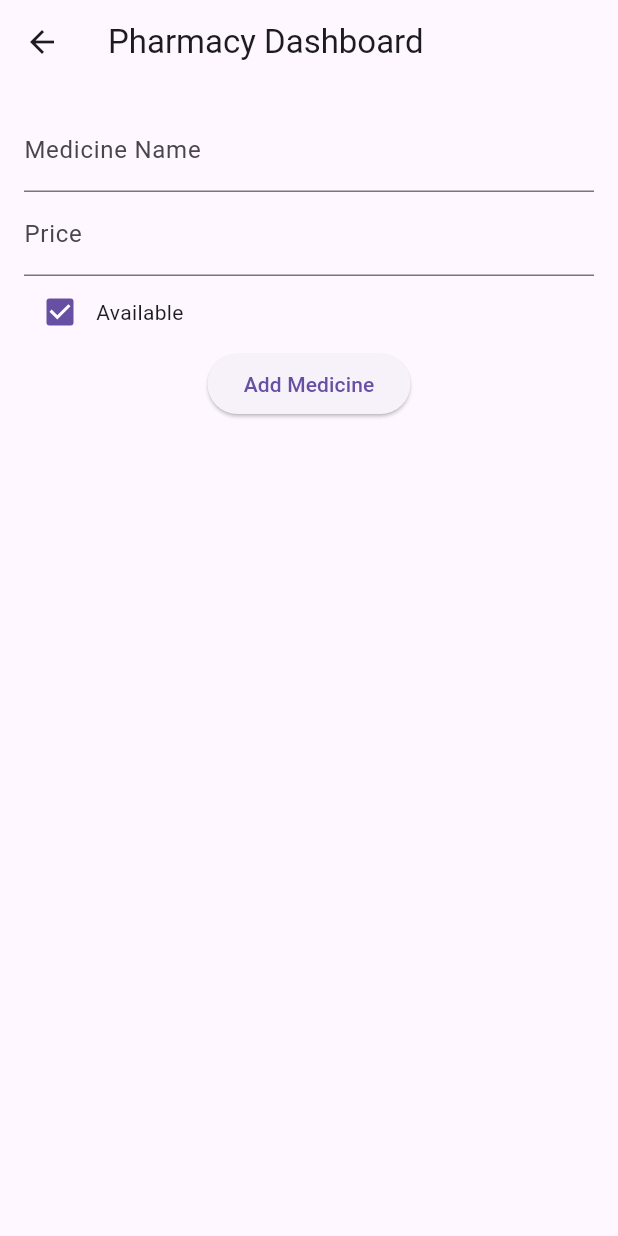
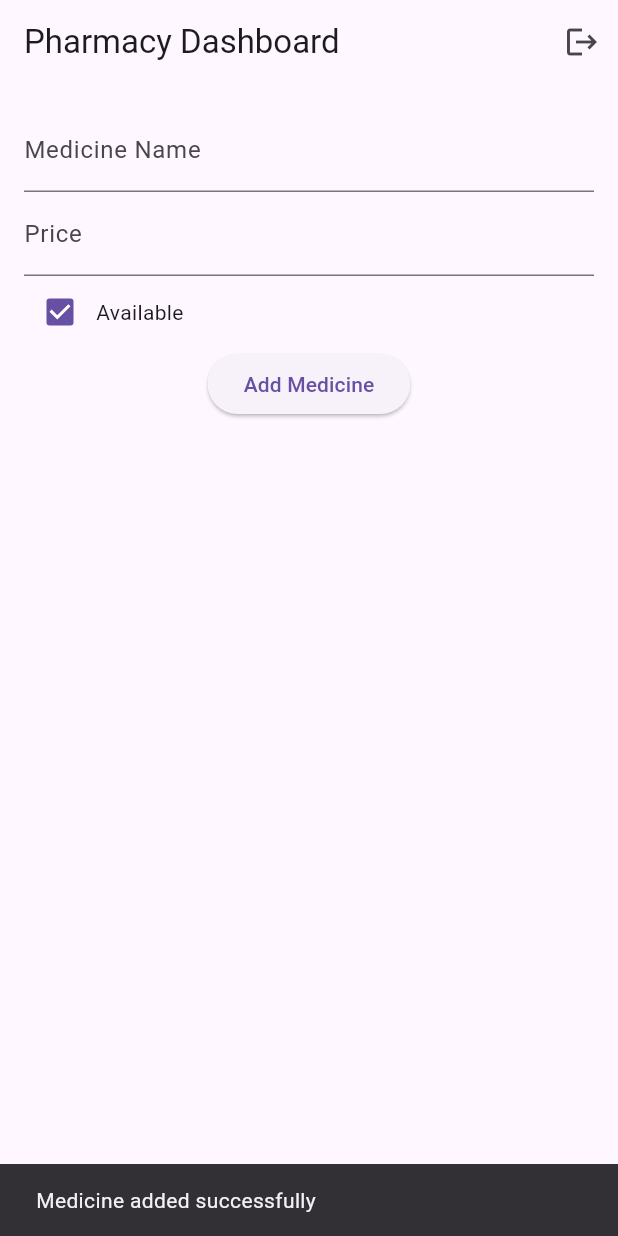
Before and after one commit to mohsal-ops/pharmacie, a Flutter app: the PharmacyDashboard screen opened directly, after a tap on "Add Medicine", on a phone screen of 412 x 824 dp. Run offline on Flutter 3.47's test engine with Material 3 defaults, Android fonts, the phone set to English and light mode, and no system bars; our stand-ins replace cloud_firestore, firebase_auth, firebase_core, geolocator, google_maps_flutter; accounts and stored records are empty; network calls fail.

Commit message:
alst changes

```diff
--- a/lib/screens/client_home_page.dart
+++ b/lib/screens/client_home_page.dart
@@ -174,6 +174,7 @@
             onPressed: () async {
               await FirebaseAuth.instance.signOut();
               if (!mounted) return;
+              // ignore: use_build_context_synchronously
               Navigator.of(context).pushReplacement(
                 MaterialPageRoute(builder: (_) => const LoginPage()),
               );
--- a/lib/screens/pharmacy_dashboard.dart
+++ b/lib/screens/pharmacy_dashboard.dart
@@ -1,5 +1,7 @@
 import 'package:flutter/material.dart';
 import 'pharmacy_medicines.dart';
+import 'login_page.dart';
+import 'package:firebase_auth/firebase_auth.dart';
 
 class PharmacyDashboard extends StatelessWidget {
   const PharmacyDashboard({super.key});
@@ -7,7 +9,23 @@
   @override
   Widget build(BuildContext context) {
     return Scaffold(
-      appBar: AppBar(title: const Text("Pharmacy Dashboard")),
+      appBar: AppBar(
+        title: const Text("Pharmacy Dashboard"),
+        actions: [
+          IconButton(
+            icon: const Icon(Icons.logout),
+            tooltip: "Sign Out",
+            onPressed: () async {
+              await FirebaseAuth.instance.signOut();
+              Navigator.pushAndRemoveUntil(
+                context,
+                MaterialPageRoute(builder: (_) => const LoginPage()),
+                (route) => false,
+              );
+            },
+          ),
+        ],
+      ),
       body: const PharmacyMedicinesPage(),
     );
   }
--- a/lib/screens/pharmacy_medicines.dart
+++ b/lib/screens/pharmacy_medicines.dart
@@ -16,36 +16,41 @@
   bool available = true;
 
   void addMedicine() async {
-    final uid = FirebaseAuth.instance.currentUser!.uid;
+    final medicine = {
+      'name': nameController.text,
+      'price': double.tryParse(priceController.text) ?? 0,
+      'available': available,
+    };
 
-    await FirebaseFirestore.instance
-        .collection('pharmacies')
-        .doc(uid)
-        .collection('medicines')
-        .add({
-          'name': nameController.text,
-          'price': double.parse(priceController.text),
-          'available': available,
-          'createdAt': Timestamp.now(),
-        });
+    final docRef = FirebaseFirestore.instance.collection('pharmacies').doc(uid);
+
+    // Add medicine to the medicines array
+    await docRef.update({
+      'medicines': FieldValue.arrayUnion([medicine]),
+    });
 
     nameController.clear();
     priceController.clear();
+
+    ScaffoldMessenger.of(context).showSnackBar(
+      const SnackBar(content: Text("Medicine added successfully")),
+    );
   }
 
   @override
   Widget build(BuildContext context) {
     return Padding(
-      padding: EdgeInsets.all(16),
+      padding: const EdgeInsets.all(16),
       child: Column(
         children: [
           TextField(
             controller: nameController,
-            decoration: InputDecoration(labelText: 'Medicine Name'),
+            decoration: const InputDecoration(labelText: 'Medicine Name'),
           ),
           TextField(
             controller: priceController,
-            decoration: InputDecoration(labelText: 'Price'),
+            decoration: const InputDecoration(labelText: 'Price'),
+            keyboardType: TextInputType.number,
           ),
           Row(
             children: [
@@ -53,10 +58,10 @@
                 value: available,
                 onChanged: (v) => setState(() => available = v!),
               ),
-              Text('Available'),
+              const Text('Available'),
             ],
           ),
-          ElevatedButton(onPressed: addMedicine, child: Text('Add Medicine')),
+          ElevatedButton(onPressed: addMedicine, child: const Text('Add Medicine')),
         ],
       ),
     );
```
Also changed, not shown: lib/screens/login_page.dart (+75 -16 lines), lib/screens/profile_page.dart (+36 -6 lines), 1 other file.
